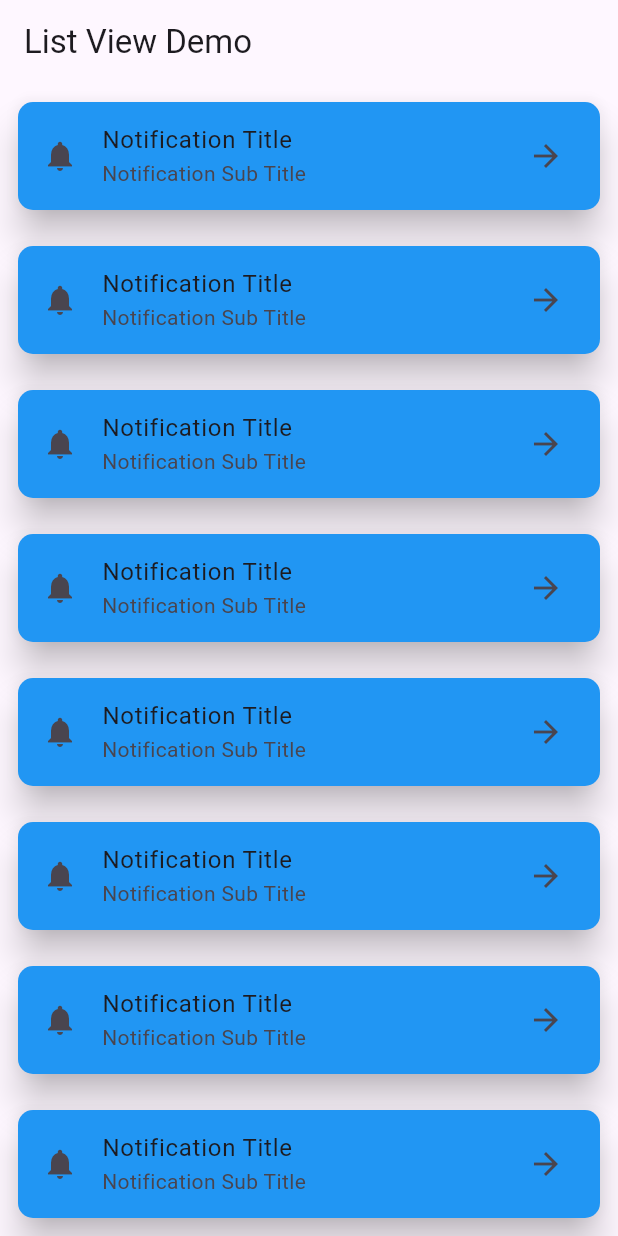
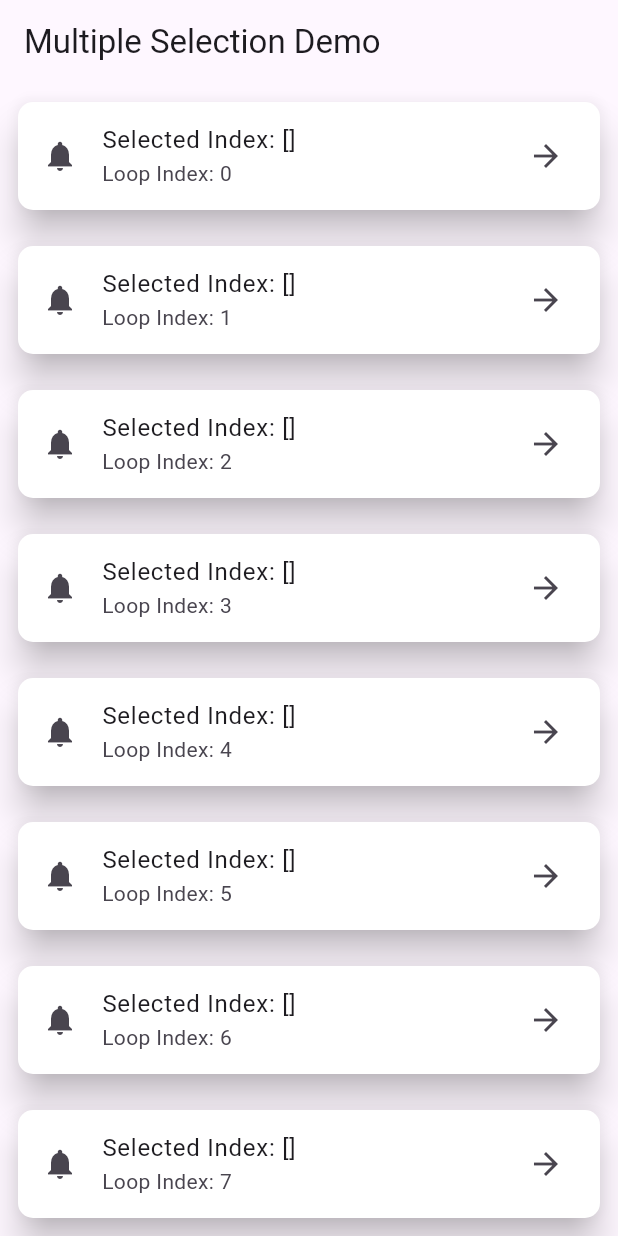
Before and after one commit to MuhammadAliKust/Wasia-App, a Flutter app: the screen it shows after launch, on a phone screen of 412 x 824 dp. Run offline on Flutter 3.47's test engine with Material 3 defaults, Android fonts, the phone set to English and light mode, and no system bars; our stand-ins replace string_validator.

Commit message:
Single and Multiple Selection Demo

```diff
--- a/lib/main.dart
+++ b/lib/main.dart
@@ -1,8 +1,10 @@
 import 'package:flutter/material.dart';
+import 'package:wasia_app/single_selection.dart';
 
 import 'asset_image.dart';
 import 'list_view.dart';
 import 'login.dart';
+import 'multiple_selection.dart';
 import 'network_image.dart';
 
 void main() {
@@ -14,6 +16,6 @@
 
   @override
   Widget build(BuildContext context) {
-    return MaterialApp(home: ListViewDemo());
+    return MaterialApp(home: MultipleSelectionDemo());
   }
 }
--- /dev/null
+++ b/lib/multiple_selection.dart
@@ -0,0 +1,50 @@
+import 'package:flutter/material.dart';
+
+class MultipleSelectionDemo extends StatefulWidget {
+  MultipleSelectionDemo({super.key});
+
+  @override
+  State<MultipleSelectionDemo> createState() => _MultipleSelectionDemoState();
+}
+
+class _MultipleSelectionDemoState extends State<MultipleSelectionDemo> {
+  List<int> selectedIndex = [];
+
+  @override
+  Widget build(BuildContext context) {
+    return Scaffold(
+      appBar: AppBar(title: Text("Multiple Selection Demo")),
+      body: ListView.builder(
+        itemCount: 10,
+        itemBuilder: (context, i) {
+          return Padding(
+            padding: const EdgeInsets.all(8),
+            child: Card(
+              elevation: 10,
+              color: selectedIndex.contains(i) ? Colors.blue : Colors.white,
+              shape: RoundedRectangleBorder(
+                borderRadius: BorderRadius.circular(10),
+              ),
+              child: ListTile(
+                onTap: () {
+                  if (selectedIndex.contains(i)) {
+                    selectedIndex.remove(i);
+                  } else {
+                    selectedIndex.add(i);
+                  }
+
+                  setState(() {});
+                },
+                leading: Icon(Icons.notifications),
+                title: Text("Selected Index: $selectedIndex"),
+                subtitle: Text("Loop Index: $i"),
+                trailing: Icon(Icons.arrow_forward),
+                // tileColor: Colors.blue,
+              ),
+            ),
+          );
+        },
+      ),
+    );
+  }
+}
```
Also changed, not shown: lib/single_selection.dart (added, +45 -0 lines).
